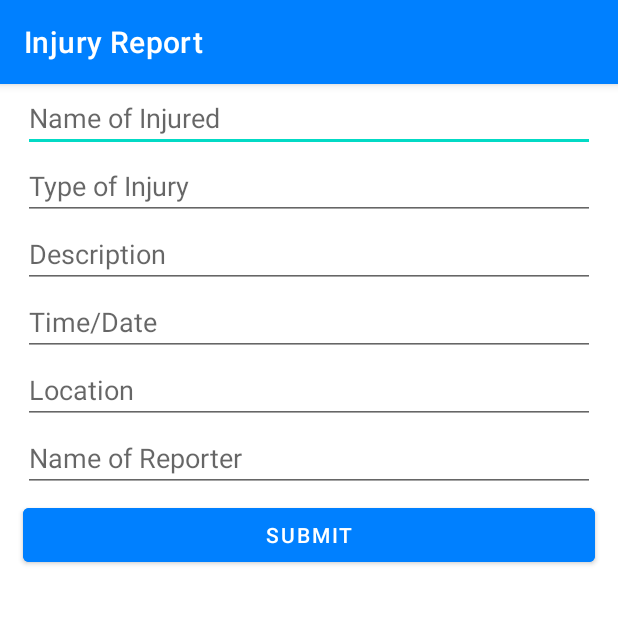
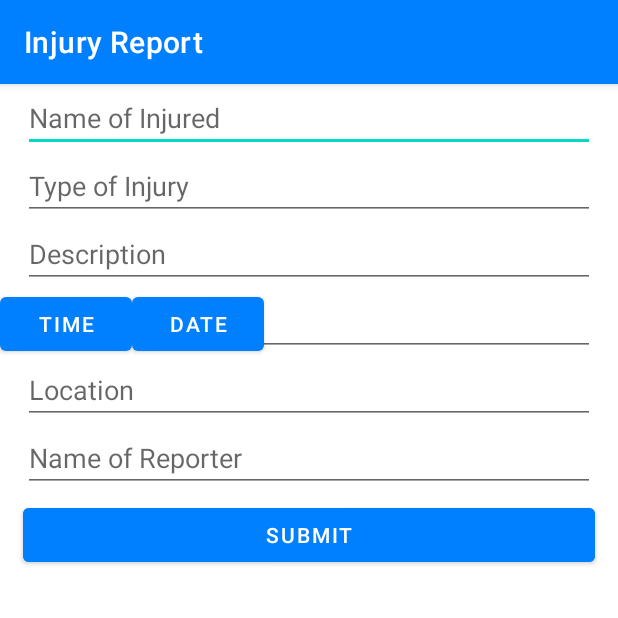
Before and after one commit to roberteley21/RNR_Reporter, an Android app: the Injury_Report screen opened directly, with no data from a screen before it, on a phone screen of 412 x 824 dp, the top half of it. Run offline under Robolectric (Android 15) with nearby library versions, the phone set to English and light mode, and no system bars.

Commit message:
Begin Implementing Time/Date Picker

```diff
--- a/app/src/main/res/layout/injury_report.xml
+++ b/app/src/main/res/layout/injury_report.xml
@@ -49,6 +49,24 @@
         app:layout_constraintTop_toBottomOf="@+id/description"
         android:hint="Time/Date"/>
 
+    <Button
+        android:id="@+id/time"
+        android:layout_width="wrap_content"
+        android:layout_height="wrap_content"
+        android:text="Time"
+        android:onClick="showTimePickerDialog"
+        app:layout_constraintTop_toBottomOf="@+id/description"
+        app:layout_constraintStart_toStartOf="parent"/>
+
+    <Button
+        android:id="@+id/date"
+        android:layout_width="wrap_content"
+        android:layout_height="wrap_content"
+        android:text="Date"
+        android:onClick="showDatePickerDialog"
+        app:layout_constraintTop_toBottomOf="@+id/description"
+        app:layout_constraintLeft_toRightOf="@+id/time" />
+
     <EditText
         android:id="@+id/location"
         android:layout_marginLeft="15dp"
```
Also changed, not shown: app/src/main/java/com/example/rnr_reporter/Dangerous_Situation.java (+12 -0 lines), app/src/main/java/com/example/rnr_reporter/DatePicker.java (added, +34 -0 lines), app/src/main/java/com/example/rnr_reporter/Injury_Report.java (+12 -0 lines), app/src/main/java/com/example/rnr_reporter/Property_Damage.java (+12 -0 lines), app/src/main/java/com/example/rnr_reporter/TimePicker.java (added, +35 -0 lines).
